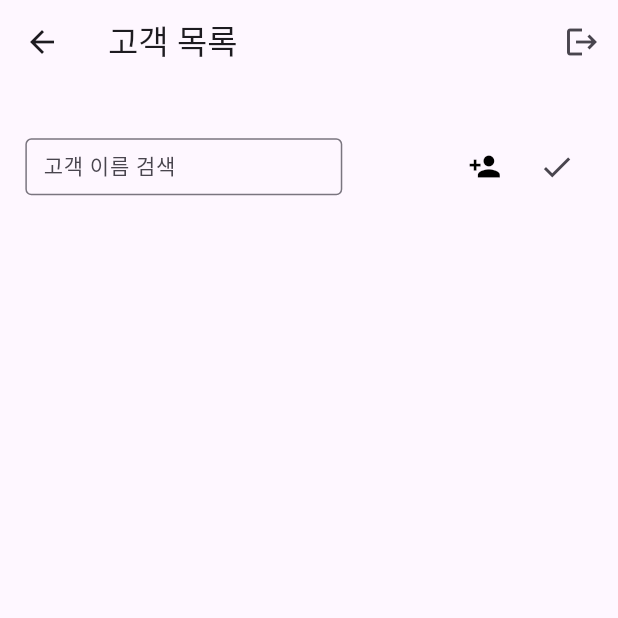
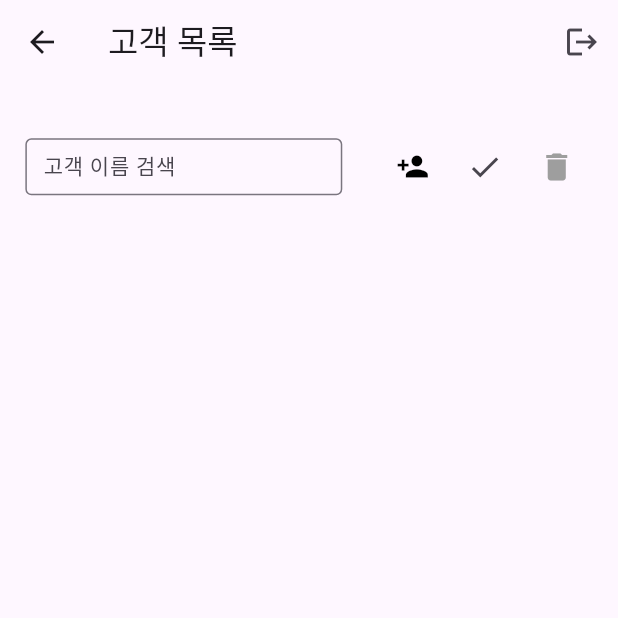
Before and after one commit to angry-dev/smile-monitoring, a Flutter app: the AdminHomePage screen opened directly, after a tap on the "edit" icon, on a phone screen of 412 x 824 dp, the top half of it. Run offline on Flutter 3.47's test engine with Material 3 defaults, Android fonts, the phone set to English and light mode, and no system bars; our stand-ins replace cloud_firestore, firebase_core, flutter_riverpod, flutter_screenutil, shared_preferences; accounts and stored records are empty.

Commit message:
삭제모드 추가

```diff
--- a/lib/page/admin_home_page.dart
+++ b/lib/page/admin_home_page.dart
@@ -7,6 +7,7 @@ import 'package:flutter_screenutil/flutter_screenutil.dart';
 import '../widget/logout_button.dart';
 import 'package:flutter_riverpod/flutter_riverpod.dart';
 import '../provider/customers_provider.dart';
+import 'package:flutter_riverpod/flutter_riverpod.dart';
 
 class AdminHomePage extends ConsumerWidget {
   const AdminHomePage({super.key});
@@ -16,6 +17,7 @@ class AdminHomePage extends ConsumerWidget {
     final searchText = ref.watch(searchTextProvider);
     final customersAsync = ref.watch(customersProvider);
     final editMode = ref.watch(editModeProvider);
+    final deleteMode = ref.watch(deleteModeProvider);
 
     return Scaffold(
       appBar: AppBar(
@@ -85,9 +87,24 @@ class AdminHomePage extends ConsumerWidget {
                       IconButton(
                         onPressed: () {
                           ref.read(editModeProvider.notifier).state = !editMode;
+                          if (deleteMode) {
+                            ref.read(deleteModeProvider.notifier).state = false;
+                          }
                         },
                         icon: Icon(editMode ? Icons.check : Icons.edit),
                         tooltip: '편집',
+                      ),
+                      IconButton(
+                        onPressed: () {
+                          ref.read(deleteModeProvider.notifier).state =
+                              !deleteMode;
+                          if (editMode) {
+                            ref.read(editModeProvider.notifier).state = false;
+                          }
+                        },
+                        icon: Icon(Icons.delete,
+                            color: deleteMode ? Colors.red : Colors.grey),
+                        tooltip: '삭제',
                       ),
                     ],
                   ),
@@ -111,6 +128,7 @@ class AdminHomePage extends ConsumerWidget {
                   return CustDataTable(
                     brokers: filtered,
                     editMode: editMode,
+                    deleteMode: deleteMode,
                     onRowTap: (code, index) {
                       FirebaseService()
                           .getCustomerField(code: code, field: 'cust_list')
--- a/lib/provider/customers_provider.dart
+++ b/lib/provider/customers_provider.dart
@@ -13,3 +13,4 @@ final customersProvider = FutureProvider<List<Broker>>((ref) async {
 final searchTextProvider = StateProvider<String>((ref) => '');
 
 final editModeProvider = StateProvider<bool>((ref) => false);
+final deleteModeProvider = StateProvider<bool>((ref) => false);
```
Also changed, not shown: lib/widget/cust_data_table.dart (+23 -6 lines).
